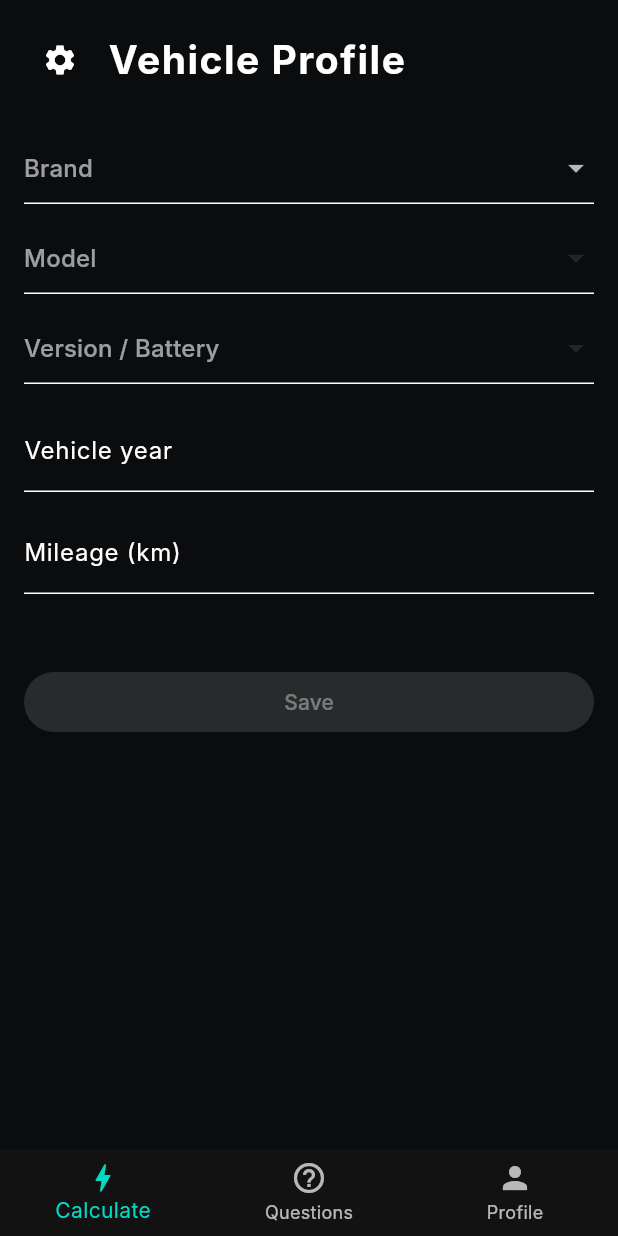
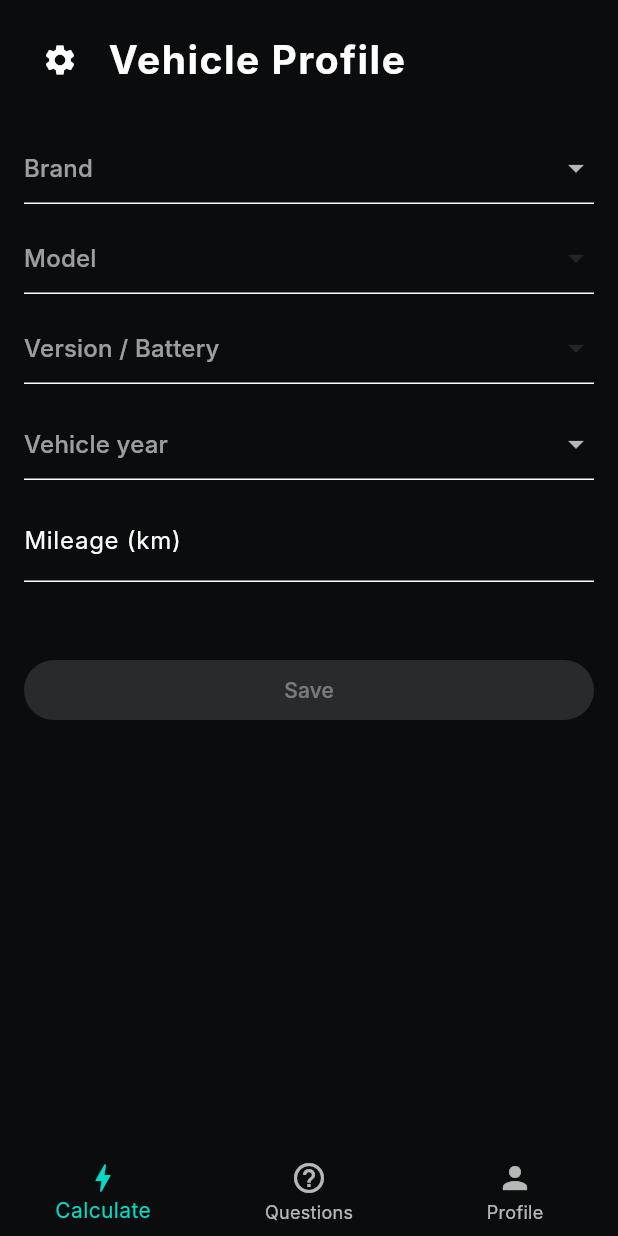
Before and after one commit to CanTurhan/Charge-R, a Flutter app: the screen it shows after launch, swiped to page 3, on a phone screen of 412 x 824 dp. Run offline on Flutter 3.47's test engine with Material 3 defaults, Android fonts, the phone set to English and light mode, and no system bars; our stand-ins replace firebase_core, shared_preferences; accounts and stored records are empty; Roboto replaces fonts that are missing (Inter).

Commit message:
profile_view

```diff
--- a/lib/app/app.dart
+++ b/lib/app/app.dart
@@ -16,7 +16,7 @@ class ChargeRApp extends StatelessWidget {
         fontFamily: "Inter",
         textTheme: const TextTheme(bodyMedium: AppTextStyles.body),
         colorScheme: const ColorScheme.dark(
-          background: AppColors.background,
+          surface: AppColors.background,
           primary: AppColors.accent,
         ),
       ),
--- a/lib/pages/calculate_view.dart
+++ b/lib/pages/calculate_view.dart
@@ -221,7 +221,7 @@ class _CalculateViewState extends State<CalculateView> {
       child: Column(
         children: [
           DropdownButtonFormField<String>(
-            value: selectedBrand,
+            initialValue: selectedBrand,
             hint: const Text("Brand"),
             items: VehicleData.brands
                 .map((b) => DropdownMenuItem(value: b, child: Text(b)))
--- a/lib/pages/profile_view.dart
+++ b/lib/pages/profile_view.dart
@@ -18,10 +18,12 @@ class _ProfileViewState extends State<ProfileView> {
   String? selectedModel;
   VehicleModel? selectedVersion;
 
-  final yearController = TextEditingController();
+  int? selectedYear;
   final kmController = TextEditingController();
 
   UserVehicleProfile? previewProfile;
+
+  final int currentYear = DateTime.now().year;
 
   @override
   Widget build(BuildContext context) {
@@ -29,7 +31,7 @@ class _ProfileViewState extends State<ProfileView> {
       child: ListView(
         padding: const EdgeInsets.all(16),
         children: [
-          // ---------- HEADER WITH SETTINGS ----------
+          // ---------- HEADER ----------
           Row(
             children: [
               IconButton(
@@ -42,7 +44,7 @@ class _ProfileViewState extends State<ProfileView> {
           ),
           const SizedBox(height: 24),
 
-          // Brand
+          // ---------- BRAND ----------
           DropdownButtonFormField<String>(
             initialValue: selectedBrand,
             hint: const Text("Brand"),
@@ -54,13 +56,14 @@ class _ProfileViewState extends State<ProfileView> {
                 selectedBrand = v;
                 selectedModel = null;
                 selectedVersion = null;
+                selectedYear = null;
                 previewProfile = null;
               });
             },
           ),
           const SizedBox(height: 12),
 
-          // Model
+          // ---------- MODEL ----------
           DropdownButtonFormField<String>(
             initialValue: selectedModel,
             hint: const Text("Model"),
@@ -79,7 +82,7 @@ class _ProfileViewState extends State<ProfileView> {
           ),
           const SizedBox(height: 12),
 
-          // Version
+          // ---------- VERSION ----------
           DropdownButtonFormField<VehicleModel>(
             initialValue: selectedVersion,
             hint: const Text("Version / Battery"),
@@ -107,22 +110,40 @@ class _ProfileViewState extends State<ProfileView> {
           ),
           const SizedBox(height: 16),
 
-          TextField(
-            controller: yearController,
-            keyboardType: TextInputType.number,
-            decoration: const InputDecoration(labelText: "Vehicle year"),
-            onChanged: (_) => _updatePreview(),
+          // ---------- YEAR (DROPDOWN) ----------
+          DropdownButtonFormField<int>(
+            initialValue: selectedYear,
+            hint: const Text("Vehicle year"),
+            items: List.generate(currentYear - 1980 + 1, (index) {
+              final year = currentYear - index;
+              return DropdownMenuItem(
+                value: year,
+                child: Text(year.toString()),
+              );
+            }),
+            onChanged: (v) {
+              setState(() {
+                selectedYear = v;
+                _updatePreview();
+              });
+            },
           ),
           const SizedBox(height: 12),
 
+          // ---------- KM ----------
           TextField(
             controller: kmController,
             keyboardType: TextInputType.number,
+            textInputAction: TextInputAction.done,
             decoration: const InputDecoration(labelText: "Mileage (km)"),
+            onSubmitted: (_) {
+              FocusScope.of(context).unfocus();
+            },
             onChanged: (_) => _updatePreview(),
           ),
           const SizedBox(height: 24),
 
+          // ---------- PREVIEW ----------
           if (previewProfile != null)
             Container(
               padding: const EdgeInsets.all(14),
@@ -140,18 +161,22 @@ class _ProfileViewState extends State<ProfileView> {
 
           const SizedBox(height: 24),
 
+          // ---------- SAVE ----------
           ElevatedButton(
-            onPressed: selectedVersion == null
+            onPressed:
+                selectedVersion == null ||
+                    selectedYear == null ||
+                    kmController.text.isEmpty
                 ? null
                 : () async {
-                    final year = int.tryParse(yearController.text);
+                    FocusScope.of(context).unfocus();
+
                     final km = int.tryParse(kmController.text);
-
-                    if (year == null || km == null) return;
+                    if (km == null) return;
 
                     await UserPreferences.saveVehicleProfile(
                       vehicle: selectedVersion!,
-                      year: year,
+                      year: selectedYear!,
                       km: km,
                     );
 
@@ -168,11 +193,11 @@ class _ProfileViewState extends State<ProfileView> {
     );
   }
 
+  // ---------- PREVIEW LOGIC ----------
   void _updatePreview() {
-    final year = int.tryParse(yearController.text);
     final km = int.tryParse(kmController.text);
 
-    if (selectedVersion == null || year == null || km == null) {
+    if (selectedVersion == null || selectedYear == null || km == null) {
       setState(() => previewProfile = null);
       return;
     }
@@ -180,13 +205,13 @@ class _ProfileViewState extends State<ProfileView> {
     setState(() {
       previewProfile = UserVehicleProfile(
         vehicle: selectedVersion!,
-        vehicleYear: year,
+        vehicleYear: selectedYear!,
         mileageKm: km,
       );
     });
   }
 
-  // ---------- PRIVACY SETTINGS ----------
+  // ---------- PRIVACY ----------
   void _openPrivacySettings() {
     showModalBottomSheet(
       context: context,
@@ -205,12 +230,10 @@ class _ProfileViewState extends State<ProfileView> {
               SizedBox(height: 12),
               Text(
                 "Charge-R does not collect, store, or transmit any personal data.\n\n"
-                "All vehicle information you enter is stored locally on your device "
-                "and never leaves your phone.\n\n"
-                "No analytics, tracking, or third-party data sharing is used.",
+                "All vehicle information is stored locally on your device.\n\n"
+                "No analytics, tracking, or third-party sharing is used.",
                 style: AppTextStyles.body,
               ),
-              SizedBox(height: 12),
             ],
           ),
         );
```
